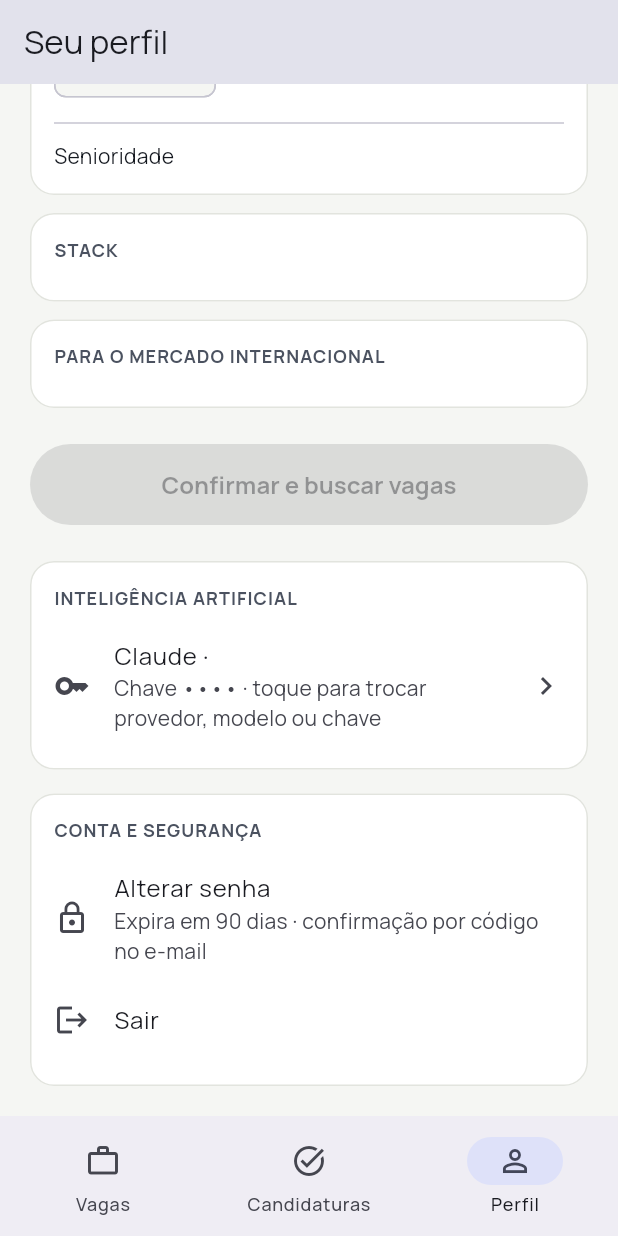
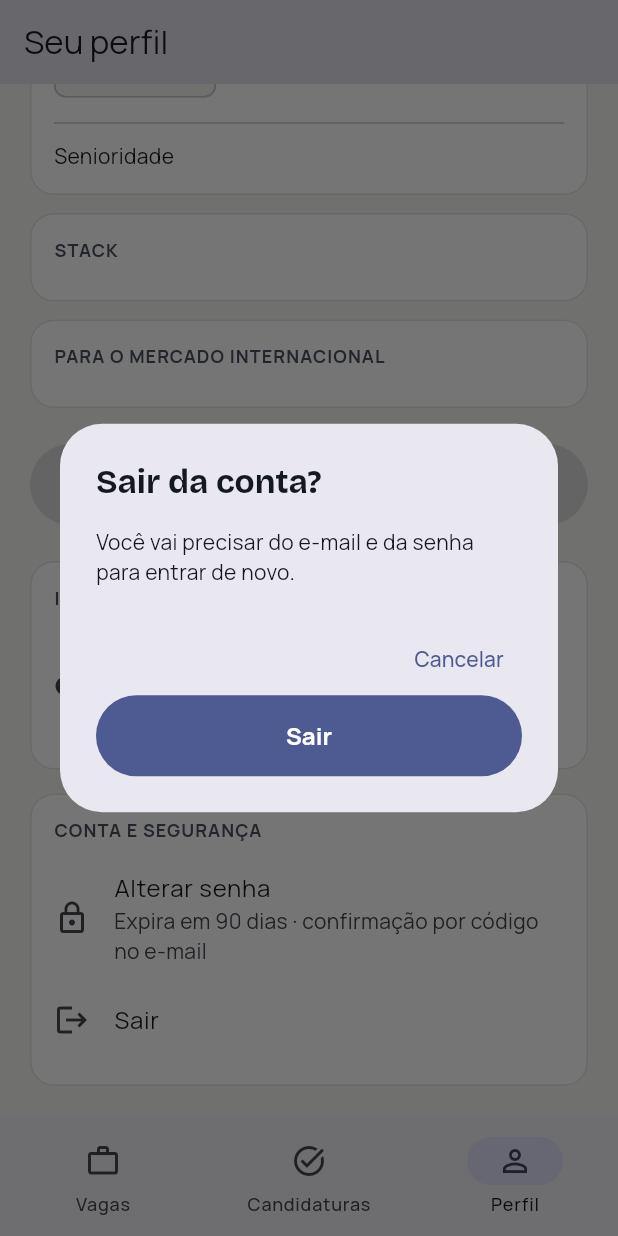
Before and after one commit to fernandoamandio/APP_RECRUTADOR, a Flutter app: the screen it shows once a user with an empty profile is signed in, item 3 of the bottom bar chosen, scrolled down 265 dp, after a tap on "Sair", on a phone screen of 412 x 824 dp. Run offline on Flutter 3.47's test engine with Material 3 defaults, Android fonts, the phone set to English and light mode, and no system bars; our stand-ins replace file_picker, flutter_local_notifications, flutter_riverpod, go_router, google_fonts, shared_preferences and 1 more; missing offline and left inert: workmanager; accounts and stored records are empty; network calls fail; statements that could not run were skipped.

Commit message:
App: botão Sair no topo do feed, com confirmação
Co-Authored-By: Claude Opus 5.5 <noreply@anthropic.com>
Claude-Session: https://claude.ai/code/session_01Hnjqss25FoALrfYXVbUjxb

```diff
--- a/app/lib/features/feed/feed_screen.dart
+++ b/app/lib/features/feed/feed_screen.dart
@@ -50,7 +50,14 @@ class _FeedScreenState extends ConsumerState<FeedScreen> {
           child: ListView(
             padding: const EdgeInsets.fromLTRB(20, 24, 20, 24),
             children: [
-              Text('Melhores vagas por país', style: t.headlineMedium),
+              Row(crossAxisAlignment: CrossAxisAlignment.start, children: [
+                Expanded(child: Text('Melhores vagas por país', style: t.headlineMedium)),
+                IconButton(
+                  tooltip: 'Sair da conta',
+                  icon: const Icon(Icons.logout),
+                  onPressed: () => confirmSignOut(context),
+                ),
+              ]),
               const Padding(
                 padding: EdgeInsets.only(top: 4),
                 child: Text('As $topPerCountry de maior match em cada país, com o seu país primeiro',
@@ -202,6 +209,22 @@ class _SearchPanelState extends ConsumerState<_SearchPanel> {
   }
 }
 
+/// Pede confirmação e encerra a sessão; o roteador leva para a tela de login.
+Future<void> confirmSignOut(BuildContext context) async {
+  final ok = await showDialog<bool>(
+    context: context,
+    builder: (ctx) => AlertDialog(
+      title: const Text('Sair da conta?'),
+      content: const Text('Você vai precisar do e-mail e da senha para entrar de novo.'),
+      actions: [
+        TextButton(onPressed: () => Navigator.pop(ctx, false), child: const Text('Cancelar')),
+        FilledButton(onPressed: () => Navigator.pop(ctx, true), child: const Text('Sair')),
+      ],
+    ),
+  );
+  if (ok == true) await authService.auth.signOut();
+}
+
 class _CountrySection extends StatelessWidget {
   const _CountrySection(this.group);
   final CountryGroup group;
--- a/app/lib/features/profile/career_profile_screen.dart
+++ b/app/lib/features/profile/career_profile_screen.dart
@@ -4,6 +4,7 @@ import 'package:go_router/go_router.dart';
 
 import '../../auth/auth_service.dart';
 import '../../data/repository.dart';
+import '../feed/feed_screen.dart' show confirmSignOut;
 import '../../theme.dart';
 import '../../widgets/app_nav.dart';
 
@@ -147,7 +148,7 @@ class _CareerProfileScreenState extends ConsumerState<CareerProfileScreen> {
                   contentPadding: EdgeInsets.zero,
                   leading: const Icon(Icons.logout),
                   title: const Text('Sair'),
-                  onTap: () => authService.auth.signOut(),
+                  onTap: () => confirmSignOut(context),
                 ),
               ]),
             ],
```
